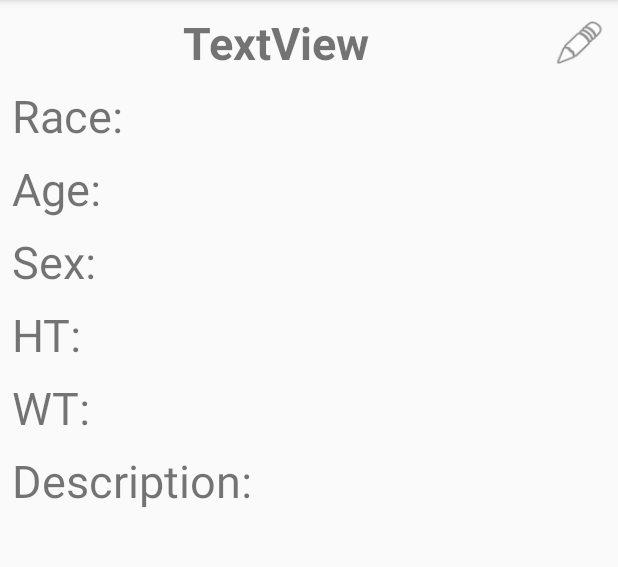
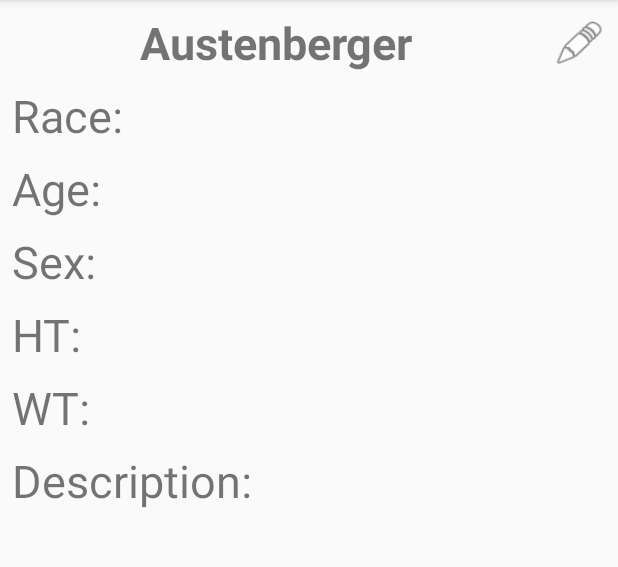
Before and after one commit to vincentcote87/RoleSlayer, an Android app: the CharacterMainPage screen opened directly, with no data from a screen before it, after a tap on "BASICS", on a phone screen of 412 x 824 dp, the part 84-651 px from its top. Run offline under Robolectric (Android 15) with nearby library versions, the phone set to English and light mode, and no system bars.

Commit message:
Can change character name

```diff
--- a/RoleSlayer/app/src/main/AndroidManifest.xml
+++ b/RoleSlayer/app/src/main/AndroidManifest.xml
@@ -3,6 +3,7 @@
     package="com.roleslayin.roleslayer">
 
     <application
+        android:name=".MyApplication"
         android:allowBackup="true"
         android:icon="@mipmap/ic_launcher"
         android:label="@string/app_name"
--- a/RoleSlayer/app/src/main/java/com/roleslayin/roleslayer/CharacterBasics.java
+++ b/RoleSlayer/app/src/main/java/com/roleslayin/roleslayer/CharacterBasics.java
@@ -1,13 +1,66 @@
 package com.roleslayin.roleslayer;
 
+import android.content.Intent;
 import android.support.v7.app.AppCompatActivity;
 import android.os.Bundle;
+import android.view.View;
+import android.widget.TextView;
 
-public class CharacterBasics extends AppCompatActivity {
+public class CharacterBasics extends AppCompatActivity implements EditField.EditFieldListener {
+
+    private Integer index;
+    protected Intent savedExtra;
+    private TextView name;
+    private Bundle myArgs;
+    private String tmpStr;
+
 
     @Override
     protected void onCreate(Bundle savedInstanceState) {
         super.onCreate(savedInstanceState);
         setContentView(R.layout.activity_character_basics);
+
+//        savedExtra = getIntent();
+        index = getIntent().getIntExtra("index", 0);
+        setText();
+//        final PlayerCharacter playerChar = savedExtra.getParcelableExtra("myChar");
+
+
+        name = findViewById(R.id.nameID);
+
+        name.setOnClickListener(new View.OnClickListener() {
+            @Override
+            public void onClick(View view) {
+                EditField nameField = new EditField();
+                myArgs = new Bundle();
+                myArgs.putString("header_id", "Edit Character Name");
+                nameField.setArguments(myArgs);
+                nameField.show(getSupportFragmentManager(), "Edit name");
+            }
+        });
+    }
+
+    @Override
+    public void passText(String field) {
+        tmpStr = field;
+        ((MyApplication)getApplicationContext()).characterArray.get(index).setName(tmpStr);
+
+        TextView raceView = findViewById(R.id.raceInputID);
+        finish();
+        startActivity(getIntent());
+//        raceView.setText(((MyApplication)this.getApplicationContext()).str);
+//        ((MainActivity)getApplicationContext()).characterArray.get(0).setName(tmpStr);
+
+    }
+
+    private void setText() {
+        TextView myText = (TextView) findViewById(R.id.nameID);
+        myText.setText(((MyApplication)this.getApplicationContext()).characterArray.get(index).getName());
+    }
+
+    @Override
+    protected void onResume() {
+        super.onResume();
+        setText();
     }
 }
--- a/RoleSlayer/app/src/main/java/com/roleslayin/roleslayer/CharacterMainPage.java
+++ b/RoleSlayer/app/src/main/java/com/roleslayin/roleslayer/CharacterMainPage.java
@@ -9,6 +9,7 @@ import android.widget.TextView;
 
 public class CharacterMainPage extends AppCompatActivity {
 
+    private Integer index;
     protected Intent savedExtra;
     Button basicsBtn;
     Button statsBtn;
@@ -24,10 +25,11 @@ public class CharacterMainPage extends AppCompatActivity {
 
         //PASS PLAYERCHARACTER OBJECT
 //        String savedExtra = getIntent().getStringExtra("myChar");
-        savedExtra = getIntent();
-        PlayerCharacter playerChar = savedExtra.getParcelableExtra("myChar");
-        TextView myText = (TextView) findViewById(R.id.mainPageCharName);
-        myText.setText(playerChar.getName());
+//        savedExtra = getIntent();
+        index = getIntent().getIntExtra("index", 0);
+        setText();
+//        final PlayerCharacter playerChar = savedExtra.getParcelableExtra("myChar");
+
 
         basicsBtn = (Button)findViewById(R.id.basicsBtn);
         statsBtn = (Button)findViewById(R.id.statsBtn);
@@ -40,8 +42,28 @@ public class CharacterMainPage extends AppCompatActivity {
             @Override
             public void onClick(View view) {
                 Intent intent = new Intent(CharacterMainPage.this, CharacterBasics.class);
+                intent.putExtra("index", index);
                 startActivity(intent);
+
+//                passIntent(CharacterBasics.class, playerChar);
             }
         });
     }
+
+    private void passIntent(Class x, PlayerCharacter pc) {
+        Intent intent = new Intent(CharacterMainPage.this, x);
+        intent.putExtra("myChar", pc);
+        startActivity(intent);
+    }
+
+    private void setText() {
+        TextView myText = (TextView) findViewById(R.id.mainPageCharName);
+        myText.setText(((MyApplication)this.getApplicationContext()).characterArray.get(index).getName());
+    }
+
+    @Override
+    protected void onResume() {
+        super.onResume();
+        setText();
+    }
 }
--- a/RoleSlayer/app/src/main/res/layout/activity_character_basics.xml
+++ b/RoleSlayer/app/src/main/res/layout/activity_character_basics.xml
@@ -7,7 +7,7 @@ android:layout_height="match_parent"
 tools:context=".CharacterMainPage">
 
 <TextView
-    android:id="@+id/textID"
+    android:id="@+id/nameID"
     android:layout_width="0dp"
     android:layout_height="wrap_content"
     android:layout_marginEnd="8dp"
@@ -27,9 +27,9 @@ tools:context=".CharacterMainPage">
     android:layout_height="33dp"
     android:layout_marginEnd="8dp"
     android:scaleType="fitXY"
-    app:layout_constraintBottom_toBottomOf="@+id/textID"
+    app:layout_constraintBottom_toBottomOf="@+id/nameID"
     app:layout_constraintEnd_toEndOf="parent"
-    app:layout_constraintTop_toTopOf="@+id/textID"
+    app:layout_constraintTop_toTopOf="@+id/nameID"
     app:srcCompat="@android:drawable/ic_menu_edit" />
 
 <TextView
@@ -41,7 +41,7 @@ tools:context=".CharacterMainPage">
     android:text="@string/raceLabel"
     android:textSize="30sp"
     app:layout_constraintStart_toStartOf="parent"
-    app:layout_constraintTop_toBottomOf="@+id/textID" />
+    app:layout_constraintTop_toBottomOf="@+id/nameID" />
 
 <TextView
     android:id="@+id/raceInputID"
@@ -54,7 +54,7 @@ tools:context=".CharacterMainPage">
     android:textSize="30sp"
     app:layout_constraintEnd_toEndOf="parent"
     app:layout_constraintStart_toEndOf="@+id/raceLabelID"
-    app:layout_constraintTop_toBottomOf="@+id/textID" />
+    app:layout_constraintTop_toBottomOf="@+id/nameID" />
 
 <TextView
     android:id="@+id/ageLabelID"
```
Also changed, not shown: RoleSlayer/app/src/main/java/com/roleslayin/roleslayer/EditField.java (added, +62 -0 lines), RoleSlayer/app/src/main/java/com/roleslayin/roleslayer/MainActivity.java (+24 -22 lines), RoleSlayer/app/src/main/java/com/roleslayin/roleslayer/MyApplication.java (added, +9 -0 lines), RoleSlayer/app/src/main/java/com/roleslayin/roleslayer/PlayerCharacter.java (+79 -6 lines), RoleSlayer/app/src/main/res/layout/layout_basics_fill.xml (added, +10 -0 lines).
